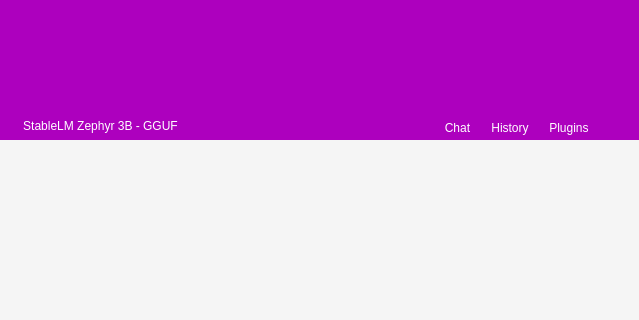
Old version of the form main2.ui in the repository ali7haider/llm-chat-desktop-app; both pictures show x 0 to 639 and y 0 to 320 of the 639 by 786 pixel window.
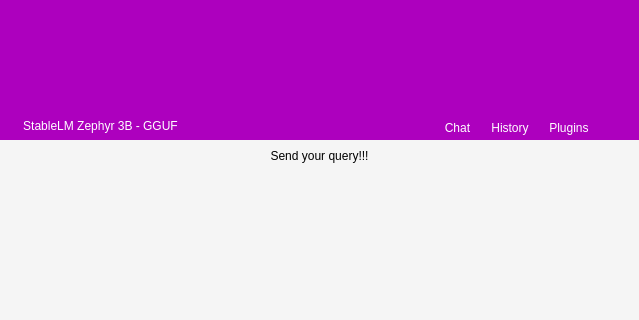
New version of the form. Icons and pictures are not drawn.

Commit message: Chatting with loading label

```diff
--- a/main2.ui
+++ b/main2.ui
@@ -624,6 +624,19 @@
             </widget>
             <widget class="QWidget" name="chatPage">
              <layout class="QVBoxLayout" name="verticalLayout_12">
+              <item>
+               <widget class="QLabel" name="lblQuery">
+                <property name="styleSheet">
+                 <string notr="true">color:black</string>
+                </property>
+                <property name="text">
+                 <string>Send your query!!!</string>
+                </property>
+                <property name="alignment">
+                 <set>Qt::AlignCenter</set>
+                </property>
+               </widget>
+              </item>
               <item>
                <widget class="QFrame" name="frame_4">
                 <property name="frameShape">
@@ -659,7 +672,7 @@
                       <x>0</x>
                       <y>0</y>
                       <width>597</width>
-                      <height>585</height>
+                      <height>556</height>
                      </rect>
                     </property>
                     <layout class="QVBoxLayout" name="verticalLayout_14">
```
Left out of the diff: 8 changed lines with no effect on the pictures. The commit also changes 7 other files.
